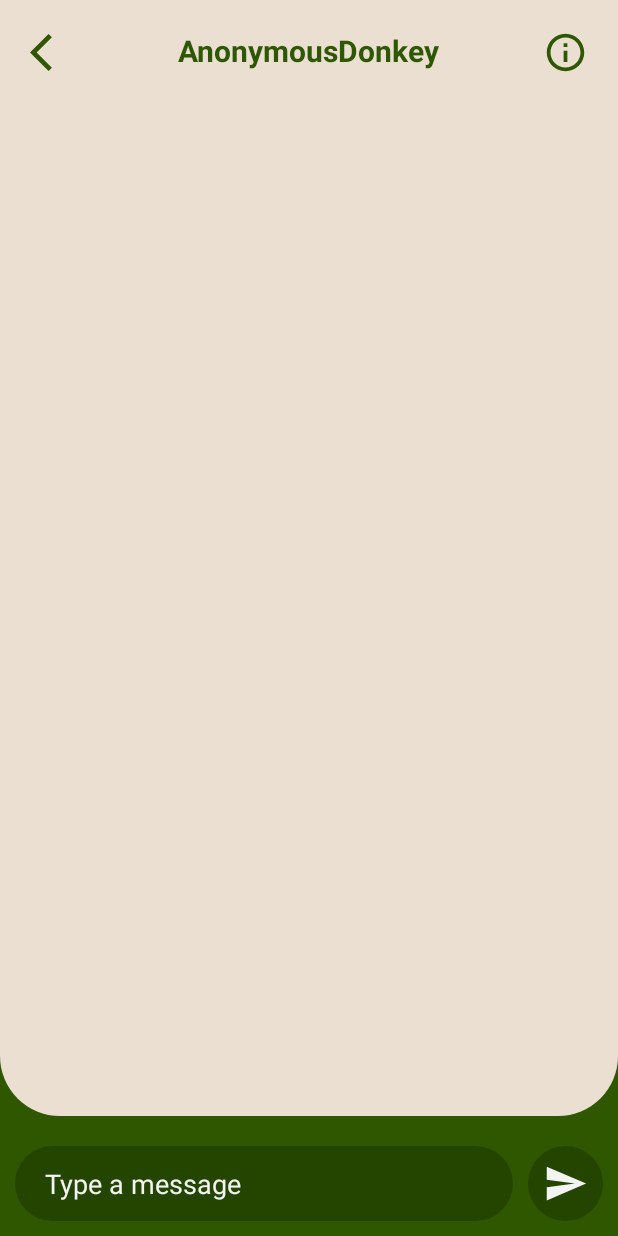
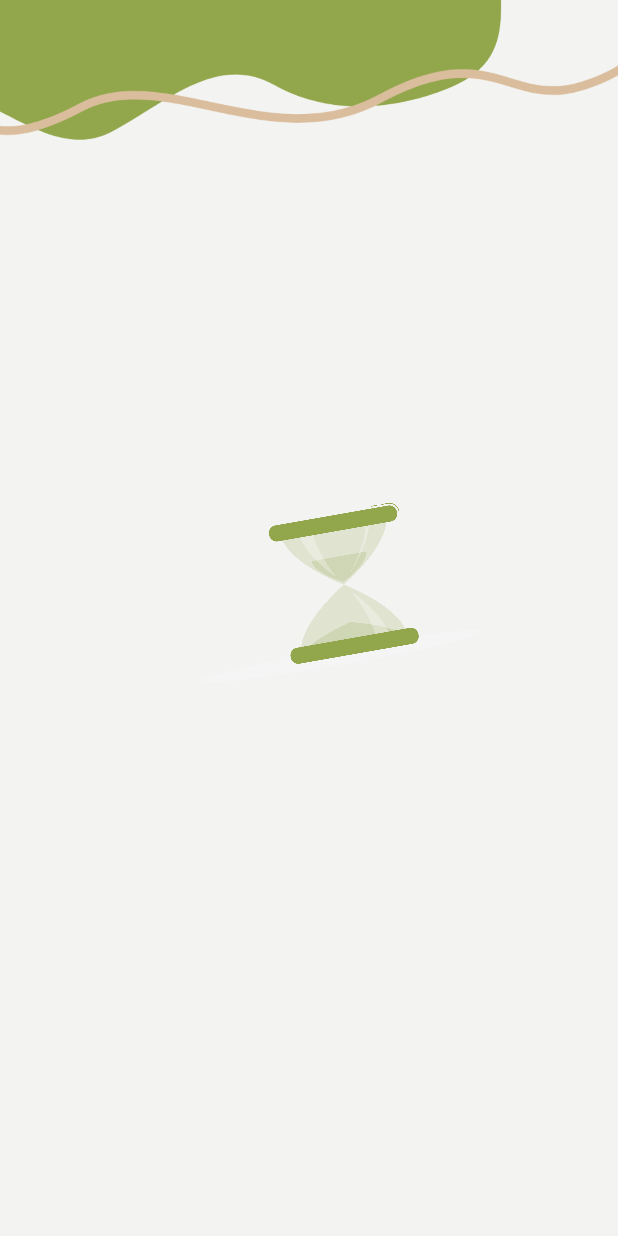
Before and after one commit to BusraSunar/Ucu_Birarada_Android, an Android app: the ChatMatchActivity screen opened directly, with no data from a screen before it, on a phone screen of 412 x 824 dp. Run offline under Robolectric (Android 15) with nearby library versions, the phone set to English and light mode, and no system bars; our stand-ins replace Firebase (no records; nobody signed in at launch, a user with empty details on screens opened directly); network calls fail.

Commit message:
minor changes

```diff
--- a/app/build.gradle
+++ b/app/build.gradle
@@ -44,9 +44,9 @@ dependencies {
     implementation 'com.google.code.gson:gson:2.8.9'
     implementation 'com.mikhaellopez:circularimageview:4.3.0'
     // Charts
-    implementation 'com.diogobernardino:williamchart:3.10.1'
+    implementation 'com.diogobernardino:williamchart:3.11.0'
 
     // Tooltips
-    implementation 'com.diogobernardino.williamchart:tooltip-slider:3.10.1'
-    implementation 'com.diogobernardino.williamchart:tooltip-points:3.10.1'
+    implementation 'com.diogobernardino.williamchart:tooltip-slider:3.11.0'
+    implementation 'com.diogobernardino.williamchart:tooltip-points:3.11.0'
 }
--- a/app/src/main/java/com/example/Ucu_Birarada_Android/SnowActivity.java
+++ b/app/src/main/java/com/example/Ucu_Birarada_Android/MeditationActivities/BeachActivity.java
@@ -1,36 +1,32 @@
-package com.example.Ucu_Birarada_Android;
+package com.example.Ucu_Birarada_Android.MeditationActivities;
 
 import android.app.Activity;
 import android.content.Intent;
 import android.net.Uri;
 import android.os.Bundle;
 import android.view.View;
-import android.widget.ImageButton;
 import android.widget.Toast;
 
-import androidx.appcompat.app.AppCompatActivity;
-import androidx.appcompat.widget.AppCompatImageView;
-
+import com.example.Ucu_Birarada_Android.R;
 import com.google.vr.sdk.widgets.video.VrVideoEventListener;
 import com.google.vr.sdk.widgets.video.VrVideoView;
 
 import java.io.IOException;
 
-public class SnowActivity extends Activity {
+public class BeachActivity extends Activity {
 
     private Uri fileUri;
     private VrVideoView.Options videoOptions = new VrVideoView.Options();
     protected VrVideoView videoWidgetView;
-    ImageButton imageButton;
 
 
     @Override
     public void onCreate(Bundle savedInstanceState) {
         super.onCreate(savedInstanceState);
-        setContentView(R.layout.activity_snow);
+        setContentView(R.layout.activity_beach);
 
         //statusText = (TextView) findViewById(R.id.status_text);
-        imageButton = (ImageButton) findViewById(R.id.backToMeditationSnow);
+
         videoWidgetView = (VrVideoView) findViewById(R.id.video_view);
         videoWidgetView.setEventListener(new VrVideoEventListener(){
             @Override
@@ -38,7 +34,7 @@ public class SnowActivity extends Activity {
                 VrVideoView.Options options = new VrVideoView.Options();
                 options.inputType = VrVideoView.Options.TYPE_MONO;
                 try {
-                    videoWidgetView.loadVideoFromAsset("snow2.mp4", options);
+                    videoWidgetView.loadVideoFromAsset("beach.mp4", options);
                 } catch (IOException e) {
                     e.printStackTrace();
                 }
@@ -65,7 +61,7 @@ public class SnowActivity extends Activity {
 
             VrVideoView.Options options = new VrVideoView.Options();
             options.inputType = VrVideoView.Options.TYPE_MONO;
-            videoWidgetView.loadVideoFromAsset("snow2.mp4", options);
+            videoWidgetView.loadVideoFromAsset("beach.mp4", options);
 
         } catch (IOException e) {
 
@@ -73,7 +69,7 @@ public class SnowActivity extends Activity {
                 @Override
                 public void run() {
                     Toast
-                            .makeText(SnowActivity.this, "Error opening file. ", Toast.LENGTH_LONG)
+                            .makeText(BeachActivity.this, "Error opening file. ", Toast.LENGTH_LONG)
                             .show();
                 }
             });
@@ -108,8 +104,7 @@ public class SnowActivity extends Activity {
     @Override
     protected void onDestroy() {
         // Destroy the widget and free memory.
-        videoWidgetView.pauseVideo();
-
+        videoWidgetView.shutdown();
         super.onDestroy();
     }
 
@@ -126,7 +121,7 @@ public class SnowActivity extends Activity {
     public void goBackToMeditation(View view) {
         onPause();
         onDestroy();
-        Intent intent = new Intent(SnowActivity.this, MeditationActivity.class);
+        Intent intent = new Intent(BeachActivity.this, MeditationActivity.class);
         startActivity(intent);
         finish();
     }
--- a/app/src/main/java/com/example/Ucu_Birarada_Android/ForestActivity.java
+++ b/app/src/main/java/com/example/Ucu_Birarada_Android/MeditationActivities/ForestActivity.java
@@ -1,4 +1,4 @@
-package com.example.Ucu_Birarada_Android;
+package com.example.Ucu_Birarada_Android.MeditationActivities;
 
 import android.app.Activity;
 import android.content.Intent;
@@ -8,8 +8,7 @@ import android.view.View;
 import android.widget.ImageButton;
 import android.widget.Toast;
 
-import androidx.appcompat.app.AppCompatActivity;
-
+import com.example.Ucu_Birarada_Android.R;
 import com.google.vr.sdk.widgets.video.VrVideoEventListener;
 import com.google.vr.sdk.widgets.video.VrVideoView;
 
--- a/app/src/main/java/com/example/Ucu_Birarada_Android/MeditationActivity.java
+++ b/app/src/main/java/com/example/Ucu_Birarada_Android/MeditationActivities/MeditationActivity.java
@@ -1,4 +1,4 @@
-package com.example.Ucu_Birarada_Android;
+package com.example.Ucu_Birarada_Android.MeditationActivities;
 
 
 
@@ -17,6 +17,9 @@ import android.view.MenuItem;
 import android.view.View;
 
 import com.example.Ucu_Birarada_Android.ChatActivities.ChatActivity;
+import com.example.Ucu_Birarada_Android.HomeActivity;
+import com.example.Ucu_Birarada_Android.ProfileActivity;
+import com.example.Ucu_Birarada_Android.R;
 import com.example.Ucu_Birarada_Android.SleepActivity.SleepActivity;
 import com.google.android.material.bottomnavigation.BottomNavigationView;
 
--- a/app/src/main/java/com/example/Ucu_Birarada_Android/BeachActivity.java
+++ b/app/src/main/java/com/example/Ucu_Birarada_Android/MeditationActivities/SnowActivity.java
@@ -1,33 +1,34 @@
-package com.example.Ucu_Birarada_Android;
+package com.example.Ucu_Birarada_Android.MeditationActivities;
 
 import android.app.Activity;
 import android.content.Intent;
 import android.net.Uri;
 import android.os.Bundle;
 import android.view.View;
+import android.widget.ImageButton;
 import android.widget.Toast;
 
-import androidx.appcompat.app.AppCompatActivity;
-
+import com.example.Ucu_Birarada_Android.R;
 import com.google.vr.sdk.widgets.video.VrVideoEventListener;
 import com.google.vr.sdk.widgets.video.VrVideoView;
 
 import java.io.IOException;
 
-public class BeachActivity extends Activity {
+public class SnowActivity extends Activity {
 
     private Uri fileUri;
     private VrVideoView.Options videoOptions = new VrVideoView.Options();
     protected VrVideoView videoWidgetView;
+    ImageButton imageButton;
 
 
     @Override
     public void onCreate(Bundle savedInstanceState) {
         super.onCreate(savedInstanceState);
-        setContentView(R.layout.activity_beach);
+        setContentView(R.layout.activity_snow);
 
         //statusText = (TextView) findViewById(R.id.status_text);
-
+        imageButton = (ImageButton) findViewById(R.id.backToMeditationSnow);
         videoWidgetView = (VrVideoView) findViewById(R.id.video_view);
         videoWidgetView.setEventListener(new VrVideoEventListener(){
             @Override
@@ -35,7 +36,7 @@ public class BeachActivity extends Activity {
                 VrVideoView.Options options = new VrVideoView.Options();
                 options.inputType = VrVideoView.Options.TYPE_MONO;
                 try {
-                    videoWidgetView.loadVideoFromAsset("beach.mp4", options);
+                    videoWidgetView.loadVideoFromAsset("snow2.mp4", options);
                 } catch (IOException e) {
                     e.printStackTrace();
                 }
@@ -62,7 +63,7 @@ public class BeachActivity extends Activity {
 
             VrVideoView.Options options = new VrVideoView.Options();
             options.inputType = VrVideoView.Options.TYPE_MONO;
-            videoWidgetView.loadVideoFromAsset("beach.mp4", options);
+            videoWidgetView.loadVideoFromAsset("snow2.mp4", options);
 
         } catch (IOException e) {
 
@@ -70,7 +71,7 @@ public class BeachActivity extends Activity {
                 @Override
                 public void run() {
                     Toast
-                            .makeText(BeachActivity.this, "Error opening file. ", Toast.LENGTH_LONG)
+                            .makeText(SnowActivity.this, "Error opening file. ", Toast.LENGTH_LONG)
                             .show();
                 }
             });
@@ -105,7 +106,8 @@ public class BeachActivity extends Activity {
     @Override
     protected void onDestroy() {
         // Destroy the widget and free memory.
-        videoWidgetView.shutdown();
+        videoWidgetView.pauseVideo();
+
         super.onDestroy();
     }
 
@@ -122,7 +124,7 @@ public class BeachActivity extends Activity {
     public void goBackToMeditation(View view) {
         onPause();
         onDestroy();
-        Intent intent = new Intent(BeachActivity.this, MeditationActivity.class);
+        Intent intent = new Intent(SnowActivity.this, MeditationActivity.class);
         startActivity(intent);
         finish();
     }
--- a/app/src/main/java/com/example/Ucu_Birarada_Android/ProfileActivity.java
+++ b/app/src/main/java/com/example/Ucu_Birarada_Android/ProfileActivity.java
@@ -19,7 +19,6 @@ import android.view.View;
 import android.widget.Button;
 import android.widget.DatePicker;
 import android.widget.RadioButton;
-import android.widget.RadioGroup;
 import android.widget.RelativeLayout;
 import android.widget.ScrollView;
 import android.widget.TextView;
@@ -33,6 +32,7 @@ import com.android.volley.VolleyLog;
 import com.android.volley.toolbox.JsonObjectRequest;
 import com.android.volley.toolbox.Volley;
 import com.example.Ucu_Birarada_Android.ChatActivities.ChatActivity;
+import com.example.Ucu_Birarada_Android.MeditationActivities.MeditationActivity;
 import com.example.Ucu_Birarada_Android.SleepActivity.SleepActivity;
 import com.example.Ucu_Birarada_Android.toDoAndAchivements.AchivementActivity;
 import com.example.Ucu_Birarada_Android.toDoAndAchivements.ToDoActivity;
--- a/app/src/main/res/layout/activity_beach.xml
+++ b/app/src/main/res/layout/activity_beach.xml
@@ -4,7 +4,7 @@
     xmlns:tools="http://schemas.android.com/tools"
     android:layout_width="match_parent"
     android:layout_height="match_parent"
-    tools:context=".BeachActivity">
+    tools:context=".MeditationActivities.BeachActivity">
 
     <ImageButton
         android:id="@+id/backToMeditationSnow"
--- a/app/src/main/res/layout/activity_chat_match.xml
+++ b/app/src/main/res/layout/activity_chat_match.xml
@@ -4,107 +4,15 @@
     xmlns:tools="http://schemas.android.com/tools"
     android:layout_width="match_parent"
     android:layout_height="match_parent"
-    android:animateLayoutChanges="true"
-    android:background="@color/dark_green"
-    tools:context=".ChatActivities.ChatMainActivity">
+    tools:context=".ChatActivities.ChatMatchActivity"
+    android:background="@drawable/general_background">
 
-    <View
-        android:id="@+id/viewBackground"
-        android:layout_width="match_parent"
-        android:layout_height="match_parent"
-        android:layout_above="@+id/layoutSend"
-        android:layout_marginBottom="10dp"
-        android:background="@drawable/background_content_top"
+    <ImageView
+        android:id="@+id/animationImage"
+        android:layout_width="200dp"
+        android:layout_height="200dp"
 
-        />
-
-    <androidx.appcompat.widget.AppCompatImageView
-        android:id="@+id/imageBack"
-        android:layout_width="30dp"
-        android:layout_height="30dp"
-        android:layout_marginStart="20dp"
-        android:layout_marginTop="20dp"
-        android:layout_marginEnd="20dp"
-
-        android:layout_marginBottom="20dp"
-        android:onClick="goBackToHome"
-        android:src="@drawable/ic_baseline_arrow_back_ios_24"
-        app:tint="@color/dark_green" />
-
-    <TextView
-        android:id="@+id/nameOfChatter"
-        android:layout_width="wrap_content"
-        android:layout_height="wrap_content"
-        android:layout_centerHorizontal="true"
-        android:layout_margin="20dp"
-        android:ellipsize="end"
-        android:gravity="center"
-        android:maxLines="1"
-        android:text="AnonymousDonkey"
-        android:textColor="@color/dark_green"
-        android:textSize="20sp"
-        android:textStyle="bold" />
-
-    <androidx.appcompat.widget.AppCompatImageView
-        android:id="@+id/imageInfo"
-        android:layout_width="30dp"
-        android:layout_height="30dp"
-        android:layout_alignParentEnd="true"
-        android:layout_marginStart="20dp"
-        android:layout_marginTop="20dp"
-        android:layout_marginEnd="20dp"
-        android:layout_marginBottom="20dp"
-        android:onClick="reportButton"
-        android:src="@drawable/ic_outline_info_24"
-        app:tint="@color/dark_green" />
-
-    <androidx.recyclerview.widget.RecyclerView
-        android:id="@+id/chatRecyclerView"
-        android:layout_width="match_parent"
-        android:layout_height="match_parent"
-        android:layout_below="@id/imageBack"
-        android:layout_alignBottom="@id/viewBackground" />
-
-    <FrameLayout
-        android:id="@+id/layoutSend"
-        android:layout_width="50dp"
-        android:layout_height="50dp"
-        android:layout_alignParentRight="true"
-        android:layout_alignParentBottom="true"
-        android:layout_marginTop="10dp"
-        android:layout_marginEnd="10dp"
-        android:layout_marginBottom="10dp"
-        android:background="@drawable/background_chat_input">
-
-        <androidx.appcompat.widget.AppCompatImageView
-            android:id="@+id/sendButton"
-            android:layout_width="match_parent"
-            android:layout_height="match_parent"
-            android:layout_margin="10dp"
-            android:src="@drawable/ic_baseline_send_24"
-            app:tint="@color/white" />
-
-    </FrameLayout>
-
-    <EditText
-        android:id="@+id/inputMessage"
-        android:layout_width="match_parent"
-        android:layout_height="50dp"
-        android:layout_alignParentBottom="true"
-        android:layout_marginStart="10dp"
-        android:layout_marginTop="10dp"
-        android:layout_marginEnd="10dp"
-        android:layout_marginBottom="10dp"
-        android:layout_toStartOf="@+id/layoutSend"
-        android:background="@drawable/background_chat_input"
-        android:hint="Type a message"
-        android:imeOptions="actionDone"
-        android:importantForAutofill="no"
-        android:inputType="text"
-        android:paddingStart="20dp"
-        android:paddingEnd="20dp"
-        android:textColor="@color/white"
-        android:textColorHint="@color/white" />
-
+        android:layout_centerInParent="true"
+        android:src="@drawable/delay" />
 
 </RelativeLayout>
--- a/app/src/main/res/layout/activity_meditation.xml
+++ b/app/src/main/res/layout/activity_meditation.xml
@@ -6,7 +6,7 @@
     android:layout_height="match_parent"
     android:background="@drawable/general_background"
     android:clipChildren="false"
-    tools:context=".MeditationActivity">
+    tools:context=".MeditationActivities.MeditationActivity">
 
     <ScrollView
         android:layout_width="match_parent"
@@ -112,7 +112,7 @@
                     android:layout_height="150dp"
                     android:layout_gravity="start"
                     android:layout_marginLeft="5dp"
-                    android:src="@drawable/winter" />
+                    android:src="@drawable/snow" />
 
                 <TextView
                     android:layout_width="wrap_content"
--- a/app/src/main/res/layout/activity_snow.xml
+++ b/app/src/main/res/layout/activity_snow.xml
@@ -4,7 +4,7 @@
     xmlns:tools="http://schemas.android.com/tools"
     android:layout_width="match_parent"
     android:layout_height="match_parent"
-    tools:context=".SnowActivity">
+    tools:context=".MeditationActivities.SnowActivity">
 
     <ImageButton
         android:id="@+id/backToMeditationSnow"
```
Also changed, not shown: app/src/main/AndroidManifest.xml (+4 -4 lines), app/src/main/java/com/example/Ucu_Birarada_Android/HomeActivity.java (+1 -7 lines), app/src/main/java/com/example/Ucu_Birarada_Android/SleepActivity/SleepActivity.java (+1 -13 lines), app/src/main/res/layout/activity_login.xml (line endings or trailing spaces).
